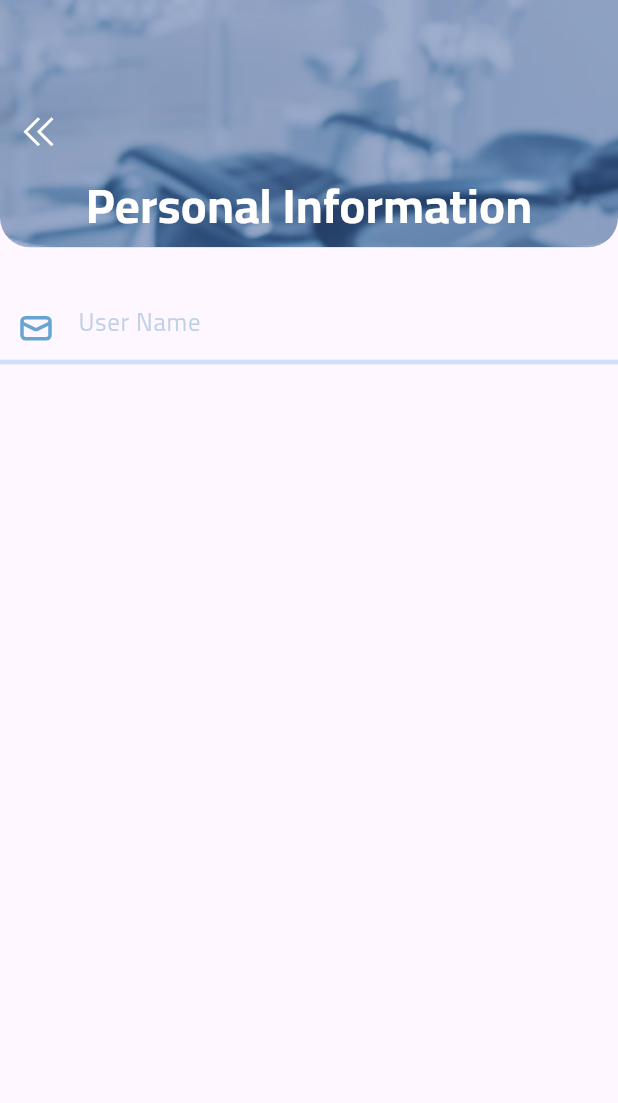
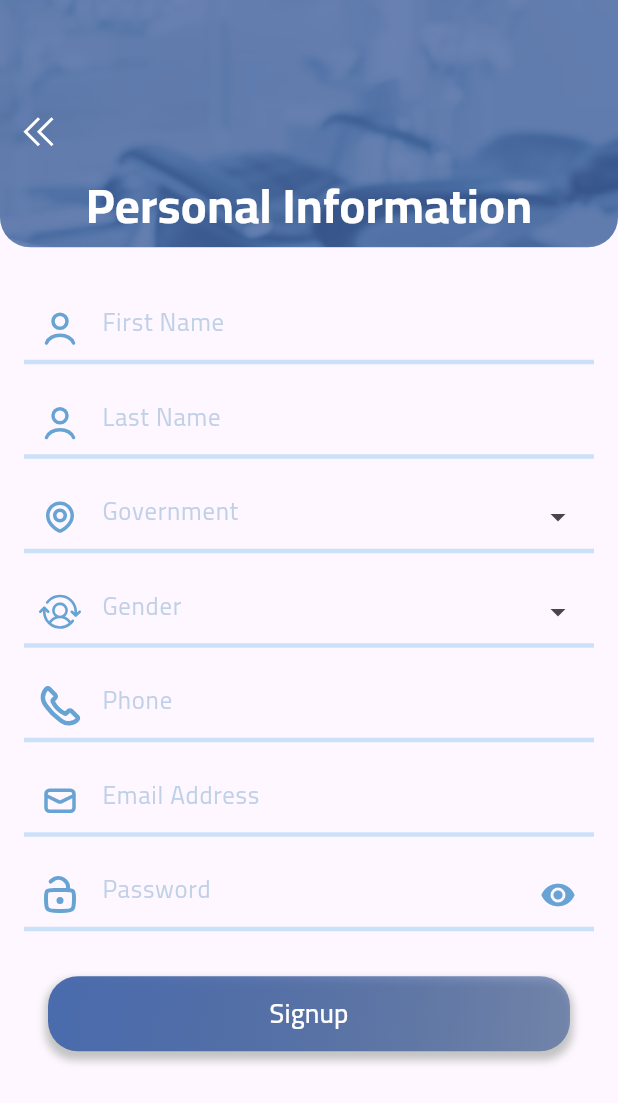
Before and after one commit to YousefHassan52/dentalmatching, a Flutter app: the SignupScreen screen opened by its route, on a phone screen of 412 x 824 dp. Shown: the top 1103 px of the screen. Run offline on Flutter 3.47's test engine with Material 3 defaults, Android fonts, the phone set to English and light mode, and no system bars; drawn by our look-alikes of dropdown_search; our stand-ins replace connectivity_plus, dartz, flutter_svg, get, lottie, otp_text_field and 1 more; accounts and stored records are empty.

Commit message:
patient signup finished (ui & controller)

```diff
--- a/lib/features/patient_features/signup/controller/signup_controller_impl.dart
+++ b/lib/features/patient_features/signup/controller/signup_controller_impl.dart
@@ -1,26 +1,41 @@
 import 'package:dentalmatching/features/patient_features/signup/controller/signup_controller_asbtract.dart';
 import 'package:flutter/material.dart';
+import 'package:get/get.dart';
 
 class SignupControllerImpl extends SignupControllerAbstract {
-  bool visible = false;
-  late TextEditingController userNameController;
+  bool notVisible = true;
+  late TextEditingController firstNameController;
+  late TextEditingController lastNameController;
+  late TextEditingController ageController;
+  late TextEditingController emailController;
   late TextEditingController phoneController;
-  late TextEditingController emailController;
   late TextEditingController passwordController;
+  String? gov;
+  String? gender;
 
   GlobalKey<FormState> formKey = GlobalKey<FormState>();
 
   @override
   void signup() {
-    // TODO: implement signup
+    if (formKey.currentState!.validate()) {
+      Get.defaultDialog(middleText: "$gov and $gender");
+    }
   }
 
   @override
   void onInit() {
-    userNameController = TextEditingController();
+    firstNameController = TextEditingController();
+    lastNameController = TextEditingController();
+    ageController = TextEditingController();
+
     phoneController = TextEditingController();
     emailController = TextEditingController();
     passwordController = TextEditingController();
     super.onInit();
   }
+
+  void changePasswordVisibility() {
+    notVisible = !notVisible;
+    update();
+  }
 }
--- a/lib/features/patient_features/signup/data/static.dart
+++ b/lib/features/patient_features/signup/data/static.dart
@@ -27,3 +27,4 @@ List<String> governments = [
   'South Sinai',
   'Suez',
 ];
+List<String> gender = ["Male", "Female"];
--- a/lib/features/patient_features/signup/view/signup_screen.dart
+++ b/lib/features/patient_features/signup/view/signup_screen.dart
@@ -1,14 +1,7 @@
-import 'package:dentalmatching/core/constants/colors.dart';
-import 'package:dentalmatching/core/constants/styles.dart';
-import 'package:dentalmatching/core/functions/validator.dart';
-import 'package:dentalmatching/features/common_faetures/loginn/view/widgets/auth_button.dart';
-import 'package:dentalmatching/features/common_faetures/loginn/view/widgets/textformfield.dart';
 import 'package:dentalmatching/features/patient_features/signup/controller/signup_controller_impl.dart';
-import 'package:dentalmatching/features/patient_features/signup/data/static.dart';
+import 'package:dentalmatching/features/patient_features/signup/view/widgets/signup_body.dart';
 import 'package:dentalmatching/features/patient_features/signup/view/widgets/upper_signup-widget.dart';
 import 'package:flutter/material.dart';
-import 'package:flutter/widgets.dart';
-import 'package:flutter_svg/svg.dart';
 import 'package:get/get.dart';
 
 class SignupScreen extends StatelessWidget {
@@ -17,25 +10,20 @@ class SignupScreen extends StatelessWidget {
   @override
   Widget build(BuildContext context) {
     SignupControllerImpl externalController = Get.put(SignupControllerImpl());
-    double upperPartHeight = Get.height * 0.2;
     return Scaffold(
       extendBodyBehindAppBar: true,
-      body: ListView(
-        padding: EdgeInsets.zero,
-        children: [
-          UpperSignupWidget(upperPartHeight: upperPartHeight),
-          const SizedBox(
-            height: 30,
-          ),
-          AuthTextFormField(
-              hint: "User Name",
-              icon: "assets/svg/email.svg",
-              type: TextInputType.name,
-              validator: (value) {
-                return AppValidator.textFormFieldValidator(value!, "username");
-              },
-              fieldController: externalController.userNameController),
-        ],
+      body: Form(
+        key: externalController.formKey,
+        child: ListView(
+          padding: EdgeInsets.zero,
+          children: const [
+            UpperSignupWidget(),
+            SizedBox(
+              height: 30,
+            ),
+            SignupFormBody(),
+          ],
+        ),
       ),
     );
   }
--- /dev/null
+++ b/lib/features/patient_features/signup/view/widgets/gender_field.dart
@@ -0,0 +1,50 @@
+import 'package:dentalmatching/core/constants/colors.dart';
+import 'package:dentalmatching/features/common_faetures/loginn/view/widgets/textformfield.dart';
+import 'package:dentalmatching/features/patient_features/signup/controller/signup_controller_impl.dart';
+import 'package:dentalmatching/features/patient_features/signup/data/static.dart';
+import 'package:dropdown_search/dropdown_search.dart';
+import 'package:flutter/material.dart';
+import 'package:get/get.dart';
+
+class GenderDropdown extends StatelessWidget {
+  const GenderDropdown({
+    super.key,
+    required this.externalController,
+  });
+
+  final SignupControllerImpl externalController;
+
+  @override
+  Widget build(BuildContext context) {
+    return DropdownSearch<String>(
+      popupProps: PopupProps.menu(
+        showSelectedItems: true,
+        disabledItemFn: (String s) => s.startsWith('I'),
+      ),
+      items: gender,
+      dropdownDecoratorProps: DropDownDecoratorProps(
+        dropdownSearchDecoration: InputDecoration(
+            prefixIcon: const CustomSvgPicture(icon: "assets/svg/gender.svg"),
+            focusedBorder: const UnderlineInputBorder(
+                borderSide:
+                    BorderSide(width: 3.0, color: AppColors.secondColor)),
+            enabledBorder: const UnderlineInputBorder(
+                borderSide: BorderSide(width: 3.0, color: Color(0xFFCBE1F8))),
+            hintText: "Gender",
+            hintStyle: TextStyle(
+              color: const Color.fromARGB(100, 94, 148, 195),
+              fontSize: Get.width * 0.04,
+            )),
+      ),
+      onChanged: (value) {
+        externalController.gender = value;
+      },
+      selectedItem: externalController.gender,
+      validator: (value) {
+        if (value == null || value.isEmpty) {
+          return "Choose one";
+        }
+      },
+    );
+  }
+}
--- /dev/null
+++ b/lib/features/patient_features/signup/view/widgets/gov_dropdown_search.dart
@@ -0,0 +1,50 @@
+import 'package:dentalmatching/core/constants/colors.dart';
+import 'package:dentalmatching/features/common_faetures/loginn/view/widgets/textformfield.dart';
+import 'package:dentalmatching/features/patient_features/signup/controller/signup_controller_impl.dart';
+import 'package:dentalmatching/features/patient_features/signup/data/static.dart';
+import 'package:dropdown_search/dropdown_search.dart';
+import 'package:flutter/material.dart';
+import 'package:get/get.dart';
+
+class GovernmentDropdownSearch extends StatelessWidget {
+  const GovernmentDropdownSearch({
+    super.key,
+    required this.externalController,
+  });
+
+  final SignupControllerImpl externalController;
+
+  @override
+  Widget build(BuildContext context) {
+    return DropdownSearch<String>(
+      popupProps: PopupProps.menu(
+        showSearchBox: true,
+        showSelectedItems: true,
+      ),
+      items: governments,
+      dropdownDecoratorProps: DropDownDecoratorProps(
+        dropdownSearchDecoration: InputDecoration(
+            prefixIcon: const CustomSvgPicture(icon: "assets/svg/Pin.svg"),
+            focusedBorder: const UnderlineInputBorder(
+                borderSide:
+                    BorderSide(width: 3.0, color: AppColors.secondColor)),
+            enabledBorder: const UnderlineInputBorder(
+                borderSide: BorderSide(width: 3.0, color: Color(0xFFCBE1F8))),
+            hintText: "Government",
+            hintStyle: TextStyle(
+              color: const Color.fromARGB(100, 94, 148, 195),
+              fontSize: Get.width * 0.04,
+            )),
+      ),
+      onChanged: (value) {
+        externalController.gov = value;
+      },
+      selectedItem: externalController.gov,
+      validator: (value) {
+        if (value == null || value.isEmpty) {
+          return "Choose one";
+        }
+      },
+    );
+  }
+}
--- /dev/null
+++ b/lib/features/patient_features/signup/view/widgets/signup_body.dart
@@ -0,0 +1,122 @@
+import 'package:dentalmatching/core/constants/colors.dart';
+import 'package:dentalmatching/core/functions/validator.dart';
+import 'package:dentalmatching/features/common_faetures/loginn/view/widgets/auth_button.dart';
+import 'package:dentalmatching/features/common_faetures/loginn/view/widgets/textformfield.dart';
+import 'package:dentalmatching/features/patient_features/signup/controller/signup_controller_impl.dart';
+import 'package:dentalmatching/features/patient_features/signup/view/widgets/gender_field.dart';
+import 'package:dentalmatching/features/patient_features/signup/view/widgets/gov_dropdown_search.dart';
+import 'package:flutter/material.dart';
+import 'package:get/get.dart';
+import 'package:get/get_state_manager/src/simple/get_state.dart';
+
+// youm ma te3tal raga3 el body fe SignupScreen we 2e4ta8al 3ady
+class SignupFormBody extends StatelessWidget {
+  const SignupFormBody({
+    super.key,
+    // required this.externalController,
+  });
+
+  // final SignupControllerImpl externalController;
+
+  @override
+  Widget build(BuildContext context) {
+    SignupControllerImpl externalController = Get.find();
+    return Padding(
+      padding: const EdgeInsets.symmetric(horizontal: 16.0),
+      child: Column(
+        children: [
+          AuthTextFormField(
+              hint: "First Name",
+              icon: "assets/svg/first_name.svg",
+              type: TextInputType.name,
+              validator: (value) {
+                return AppValidator.textFormFieldValidator(value!, "username");
+              },
+              fieldController: externalController.firstNameController),
+          const SizedBox(
+            height: 15,
+          ),
+          AuthTextFormField(
+              hint: "Last Name",
+              icon: "assets/svg/first_name.svg",
+              type: TextInputType.name,
+              validator: (value) {
+                return AppValidator.textFormFieldValidator(value!, "username");
+              },
+              fieldController: externalController.lastNameController),
+          const SizedBox(
+            height: 15,
+          ),
+          GovernmentDropdownSearch(externalController: externalController),
+          const SizedBox(
+            height: 15,
+          ),
+          GenderDropdown(externalController: externalController),
+          const SizedBox(
+            height: 15,
+          ),
+
+          // phone----------------------------
+          AuthTextFormField(
+              hint: "Phone",
+              icon: "assets/svg/phone.svg",
+              type: TextInputType.phone,
+              validator: (value) {
+                return AppValidator.textFormFieldValidator(value!, "phone");
+              },
+              fieldController: externalController.phoneController),
+          const SizedBox(
+            height: 15,
+          ),
+          // email-------------------------------
+          AuthTextFormField(
+              hint: "Email Address",
+              icon: "assets/svg/email.svg",
+              type: TextInputType.name,
+              validator: (value) {
+                return AppValidator.textFormFieldValidator(value!, "email");
+              },
+              fieldController: externalController.emailController),
+          // password----------------------------------
+          const SizedBox(
+            height: 15,
+          ),
+          GetBuilder<SignupControllerImpl>(
+            builder: (controller) => AuthTextFormField(
+              hint: "Password",
+              icon: "assets/svg/unlock.svg",
+              type: TextInputType.visiblePassword,
+              validator: (value) {
+                return AppValidator.textFormFieldValidator(value!, "password");
+              },
+              fieldController: controller.passwordController,
+              isPassword: externalController.notVisible,
+              icon2: IconButton(
+                onPressed: () {
+                  controller.changePasswordVisibility();
+                },
+                icon: controller.notVisible == true
+                    ? const Icon(
+                        Icons.remove_red_eye,
+                        color: AppColors.secondColor,
+                      )
+                    : const Icon(
+                        Icons.visibility_off,
+                        color: AppColors.secondColor,
+                      ),
+              ),
+            ),
+          ),
+          const SizedBox(
+            height: 30,
+          ),
+          AuthButton(
+              buttonText: "Signup",
+              onTap: () {
+                externalController.signup();
+              }),
+        ],
+      ),
+    );
+  }
+}
--- a/lib/features/patient_features/signup/view/widgets/upper_signup-widget.dart
+++ b/lib/features/patient_features/signup/view/widgets/upper_signup-widget.dart
@@ -7,13 +7,12 @@ import 'package:get/get.dart';
 class UpperSignupWidget extends StatelessWidget {
   const UpperSignupWidget({
     super.key,
-    required this.upperPartHeight,
   });
-
-  final double upperPartHeight;
 
   @override
   Widget build(BuildContext context) {
+    double upperPartHeight = Get.height * 0.2;
+
     return Container(
       height: upperPartHeight,
       decoration: const BoxDecoration(
@@ -29,7 +28,7 @@ class UpperSignupWidget extends StatelessWidget {
               bottomLeft: Radius.circular(20),
               bottomRight: Radius.circular(20),
             ),
-            color: AppColors.mainColor.withOpacity(0.5)),
+            color: AppColors.mainColor.withOpacity(0.8)),
         child: Column(
           mainAxisAlignment: MainAxisAlignment.end,
           children: [
--- a/pubspec.yaml
+++ b/pubspec.yaml
@@ -39,6 +39,8 @@ dependencies:
   lottie: ^3.0.0
   otp_text_field: ^1.1.3
   shared_preferences: ^2.2.2
+
+  dropdown_search: ^5.0.6
 
 dev_dependencies:
   flutter_lints: ^2.0.0
```
Also changed, not shown: lib/features/common_faetures/Pre SignUp/PreSignUpPage.dart (+8 -7 lines), assets/svg/Pin.svg (added), assets/svg/age.svg (added), assets/svg/first_name.svg (added), assets/svg/gender.svg (added), assets/svg/phone.svg (added), pubspec.lock.
